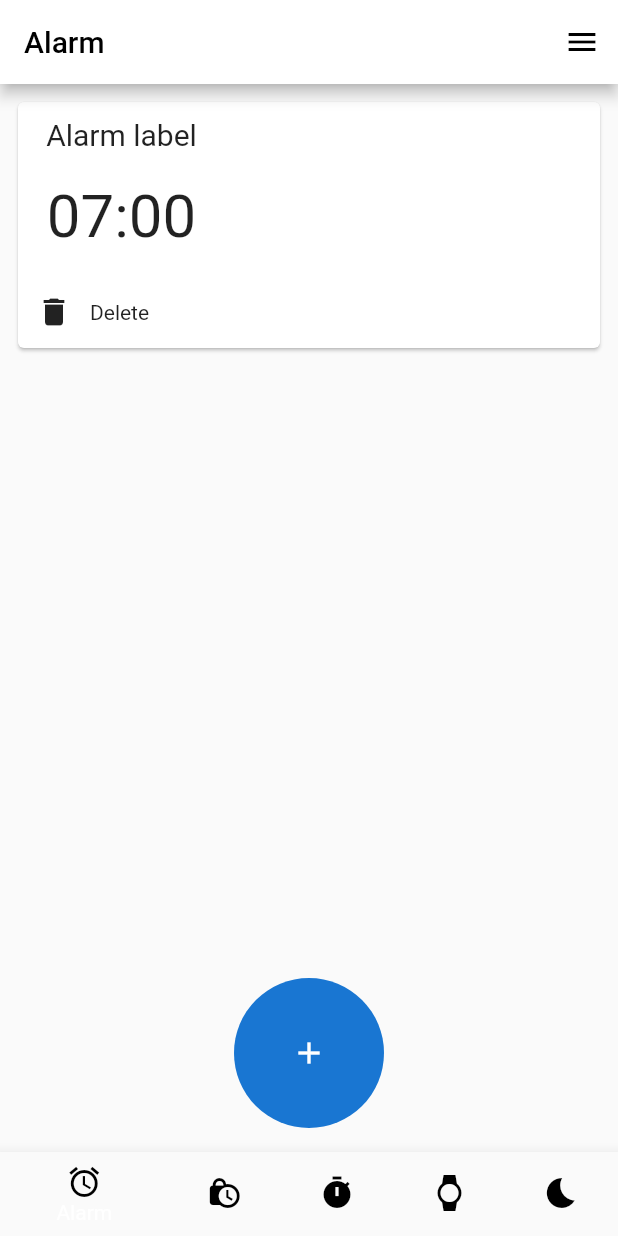
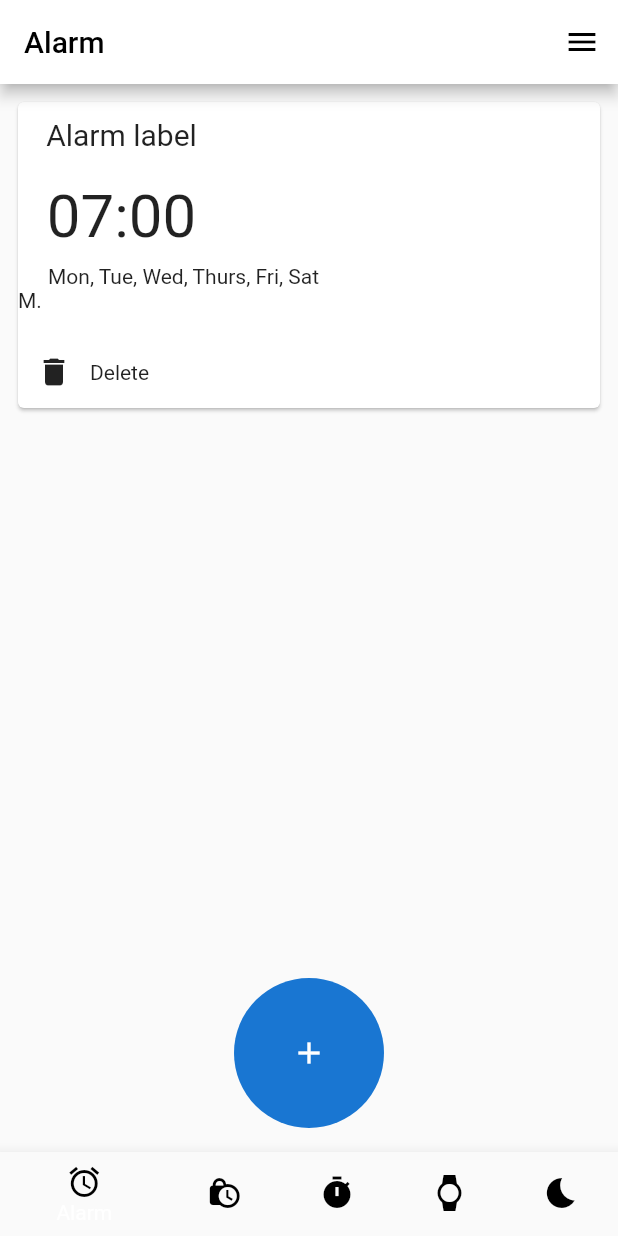
Before and after one commit to tlholo-kvs/alarm_clone, a Flutter app: the screen it shows after launch, on a phone screen of 412 x 824 dp. Run offline on Flutter 3.47's test engine with Material 2 defaults, Android fonts, the phone set to English and light mode, and no system bars; statements that could not run were skipped.

Commit message:
Alarm modification

```diff
--- a/lib/widgets/alarm_card.dart
+++ b/lib/widgets/alarm_card.dart
@@ -24,8 +24,22 @@ class AlarmCard extends StatelessWidget {
               style: TextStyle(fontSize: 40),
             ),
           ),
-          Row(),
-          Row(),
+          Padding(
+            padding: const EdgeInsets.only(top: 8.0, left: 20),
+            child: Row(
+              children: const [
+                Text('Mon, Tue, Wed, Thurs, Fri, Sat'),
+              ],
+            ),
+          ),
+          Row(
+            children: [
+              Container(
+                decoration: ,
+                child: const Text('M.'),
+              ),
+            ],
+          ),
           Row(),
           Row(),
           const Text(''),
```
